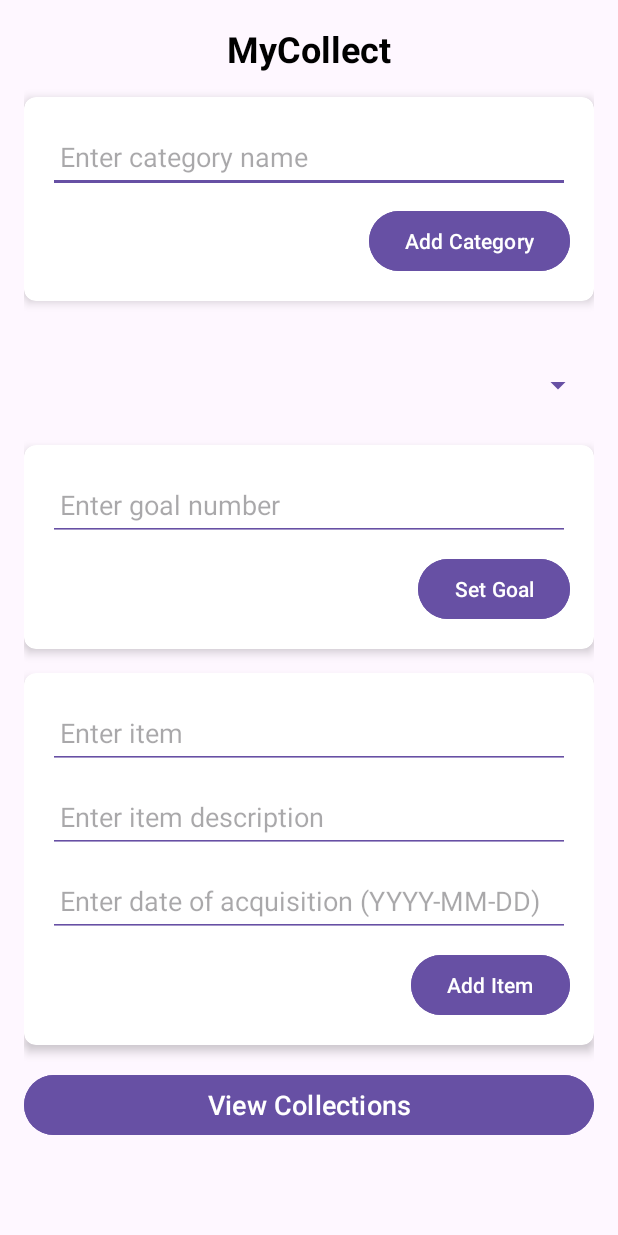
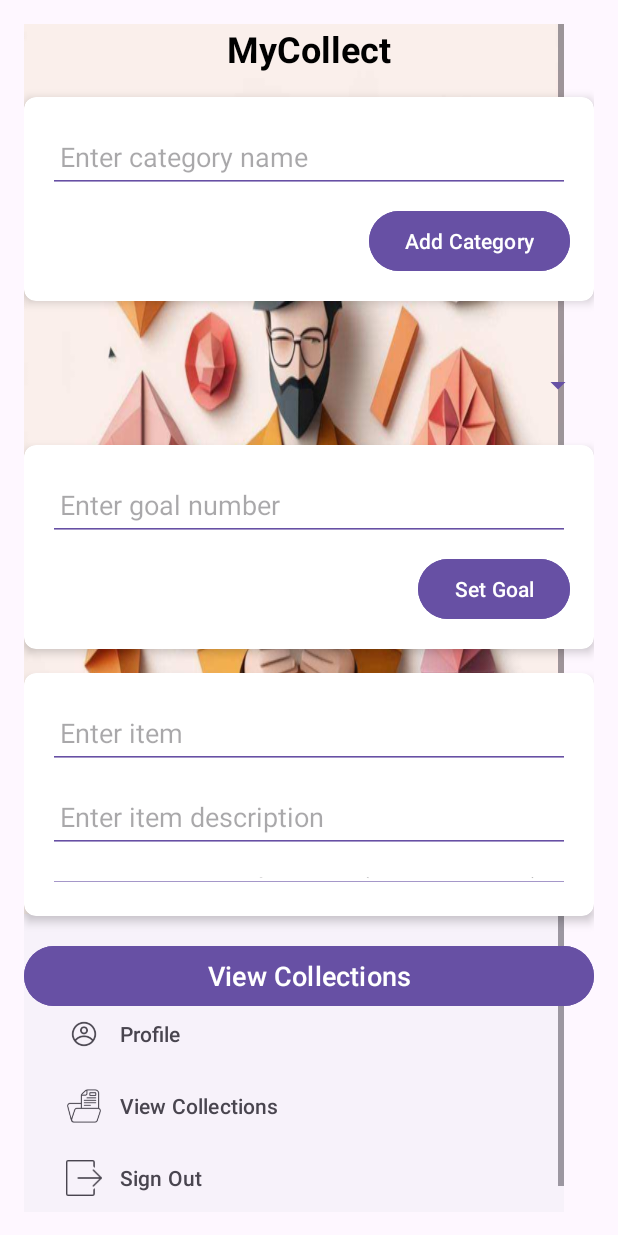
Before and after one commit to ST10062618/MyCollectRepo, an Android app: the MainActivity screen opened directly, with no data from a screen before it, on a phone screen of 412 x 824 dp. Run offline under Robolectric (Android 15) with nearby library versions, the phone set to English and light mode, and no system bars.

Commit message:
Added menu files. still not functional yet.

```diff
--- a/app/src/main/java/com/authorisation/mycollectsub/MainActivity.kt
+++ b/app/src/main/java/com/authorisation/mycollectsub/MainActivity.kt
@@ -2,10 +2,15 @@ package com.authorisation.mycollectsub
 
 import android.content.Intent
 import android.os.Bundle
+import android.view.MenuItem
 import android.widget.*
+import androidx.appcompat.app.ActionBarDrawerToggle
 import androidx.appcompat.app.AppCompatActivity
+import androidx.core.view.GravityCompat
 import androidx.core.view.ViewCompat
 import androidx.core.view.WindowInsetsCompat
+import androidx.drawerlayout.widget.DrawerLayout
+import com.google.android.material.navigation.NavigationView
 import com.google.firebase.FirebaseApp
 
 data class Goal(val category: String, var number: Int)
@@ -35,7 +40,7 @@ object DataManager {
     }
 }
 
-class MainActivity : AppCompatActivity() {
+class MainActivity : AppCompatActivity(), NavigationView.OnNavigationItemSelectedListener {
 
     private lateinit var categoryInput: EditText
     private lateinit var goalInput: EditText
@@ -47,6 +52,8 @@ class MainActivity : AppCompatActivity() {
     private lateinit var addGoalButton: Button
     private lateinit var addItemButton: Button
     private lateinit var viewCollectionsButton: Button
+    private lateinit var drawerLayout: DrawerLayout
+    private lateinit var navView: NavigationView
 
     override fun onCreate(savedInstanceState: Bundle?) {
         super.onCreate(savedInstanceState)
@@ -66,6 +73,15 @@ class MainActivity : AppCompatActivity() {
         addGoalButton = findViewById(R.id.add_goal_button)
         addItemButton = findViewById(R.id.add_item_button)
         viewCollectionsButton = findViewById(R.id.view_collections_button)
+        drawerLayout = findViewById(R.id.drawer_layout)
+        navView = findViewById(R.id.navigation_view)
+
+        // Set up the navigation drawer
+        val toggle = ActionBarDrawerToggle(this, drawerLayout, R.string.navigation_drawer_open, R.string.navigation_drawer_close)
+        drawerLayout.addDrawerListener(toggle)
+        toggle.syncState()
+
+        navView.setNavigationItemSelectedListener(this)
 
         // Populate initial categories into the Spinner
         updateCategorySpinner()
@@ -150,4 +166,31 @@ class MainActivity : AppCompatActivity() {
             Toast.makeText(this, "Error updating category spinner: ${e.localizedMessage}", Toast.LENGTH_SHORT).show()
         }
     }
+
+    override fun onNavigationItemSelected(item: MenuItem): Boolean {
+        when (item.itemId) {
+            R.id.nav_home -> {
+                Toast.makeText(this, "Home clicked", Toast.LENGTH_SHORT).show()
+            }
+            R.id.nav_profile -> {
+                Toast.makeText(this, "Profile clicked", Toast.LENGTH_SHORT).show()
+            }
+            R.id.nav_view_collections -> {
+                startActivity(Intent(this, ViewCollectionsActivity::class.java))
+            }
+            R.id.nav_sign_out -> {
+                Toast.makeText(this, "Sign Out clicked", Toast.LENGTH_SHORT).show()
+            }
+        }
+        drawerLayout.closeDrawer(GravityCompat.START)
+        return true
+    }
+
+    override fun onBackPressed() {
+        if (drawerLayout.isDrawerOpen(GravityCompat.START)) {
+            drawerLayout.closeDrawer(GravityCompat.START)
+        } else {
+            super.onBackPressed()
+        }
+    }
 }
--- a/app/src/main/res/layout/activity_main.xml
+++ b/app/src/main/res/layout/activity_main.xml
@@ -12,6 +12,15 @@
         android:layout_width="match_parent"
         android:layout_height="match_parent"
         android:padding="16dp">
+
+        <!-- Navigation Drawer -->
+        <com.google.android.material.navigation.NavigationView
+            android:id="@+id/navigation_view"
+            android:layout_width="wrap_content"
+            android:layout_height="match_parent"
+            android:layout_gravity="start"
+            app:menu="@menu/drawer_menu"
+            app:headerLayout="@layout/nav_header"/>
 
         <!-- Heading: MyCollect -->
         <TextView
@@ -123,7 +132,7 @@
 
             <LinearLayout
                 android:layout_width="match_parent"
-                android:layout_height="wrap_content"
+                android:layout_height="162dp"
                 android:orientation="vertical"
                 android:padding="16dp">
 
@@ -131,40 +140,40 @@
                     android:id="@+id/item_input"
                     android:layout_width="match_parent"
                     android:layout_height="wrap_content"
+                    android:backgroundTint="?attr/colorPrimary"
                     android:hint="Enter item"
                     android:minHeight="48dp"
-                    android:backgroundTint="?attr/colorPrimary"
                     android:padding="8dp" />
 
                 <EditText
                     android:id="@+id/item_description_input"
                     android:layout_width="match_parent"
                     android:layout_height="wrap_content"
+                    android:layout_marginTop="8dp"
+                    android:backgroundTint="?attr/colorPrimary"
                     android:hint="Enter item description"
-                    android:layout_marginTop="8dp"
                     android:minHeight="48dp"
-                    android:backgroundTint="?attr/colorPrimary"
                     android:padding="8dp" />
 
                 <EditText
                     android:id="@+id/item_date_input"
                     android:layout_width="match_parent"
                     android:layout_height="wrap_content"
+                    android:layout_marginTop="8dp"
+                    android:backgroundTint="?attr/colorPrimary"
                     android:hint="Enter date of acquisition (YYYY-MM-DD)"
-                    android:layout_marginTop="8dp"
                     android:minHeight="48dp"
-                    android:backgroundTint="?attr/colorPrimary"
                     android:padding="8dp" />
 
                 <Button
                     android:id="@+id/add_item_button"
                     android:layout_width="wrap_content"
                     android:layout_height="wrap_content"
-                    android:text="Add Item"
                     android:layout_gravity="end"
                     android:layout_marginTop="8dp"
                     android:backgroundTint="?attr/colorPrimary"
-                    android:textColor="@android:color/white"/>
+                    android:text="Add Item"
+                    android:textColor="@android:color/white" />
             </LinearLayout>
         </androidx.cardview.widget.CardView>
 
@@ -182,13 +191,6 @@
             android:layout_marginBottom="16dp"/>
     </RelativeLayout>
 
-    <!-- Navigation Drawer -->
-    <com.google.android.material.navigation.NavigationView
-        android:id="@+id/navigation_view"
-        android:layout_width="wrap_content"
-        android:layout_height="match_parent"
-        android:layout_gravity="start"
-        app:menu="@menu/drawer_menu"
-        app:headerLayout="@layout/nav_header"/>
+
 
 </androidx.drawerlayout.widget.DrawerLayout>
--- a/app/src/main/res/menu/drawer_menu.xml
+++ b/app/src/main/res/menu/drawer_menu.xml
@@ -1,19 +1,18 @@
 <menu xmlns:android="http://schemas.android.com/apk/res/android">
     <item
         android:id="@+id/nav_home"
-        android:title="Home"
-         android:icon="@drawable/ic_home"
-        />
+        android:icon="@drawable/ic_home"
+        android:title="Home" />
     <item
         android:id="@+id/nav_profile"
-        android:title="Profile"
-        android:icon="@drawable/ic_profile"/>
+        android:icon="@drawable/ic_profile"
+        android:title="Profile" />
     <item
         android:id="@+id/nav_view_collections"
-        android:title="View Collections"
-        android:icon="@drawable/ic_collections"/>
+        android:icon="@drawable/ic_collections"
+        android:title="View Collections" />
     <item
         android:id="@+id/nav_sign_out"
-        android:title="Sign Out"
-        android:icon="@drawable/ic_sign_out"/>
+        android:icon="@drawable/ic_sign_out"
+        android:title="Sign Out" />
 </menu>
--- a/app/src/main/res/values/strings.xml
+++ b/app/src/main/res/values/strings.xml
@@ -6,6 +6,8 @@
     <string name="second_fragment_label">Second Fragment</string>
     <string name="next">Next</string>
     <string name="previous">Previous</string>
+    <string name="navigation_drawer_open">Open Navigation Drawer</string>
+    <string name="navigation_drawer_close">Close Navigation Drawer</string>
 
     <string name="lorem_ipsum">
         Lorem ipsum dolor sit amet, consectetur adipiscing elit. Nam in scelerisque sem. Mauris
```
Also changed, not shown: app/src/main/res/layout/nav_header.xml (+3 -12 lines), app/src/main/res/drawable/nav_header_background.png (added).
